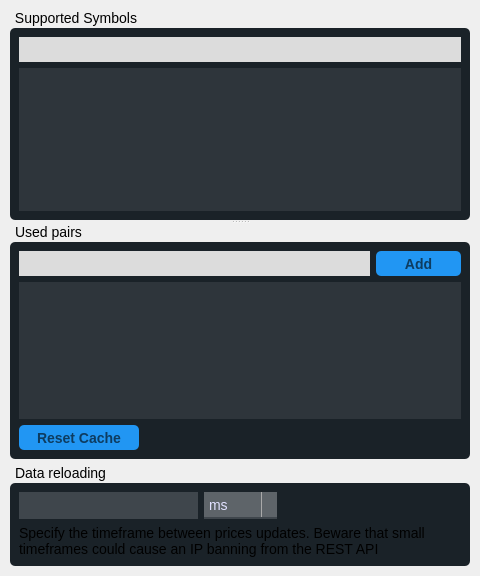
Qt form Plugins/ExchangeRate/ui/SettingsWidget.ui (richardrom/Centaur) before a commit.
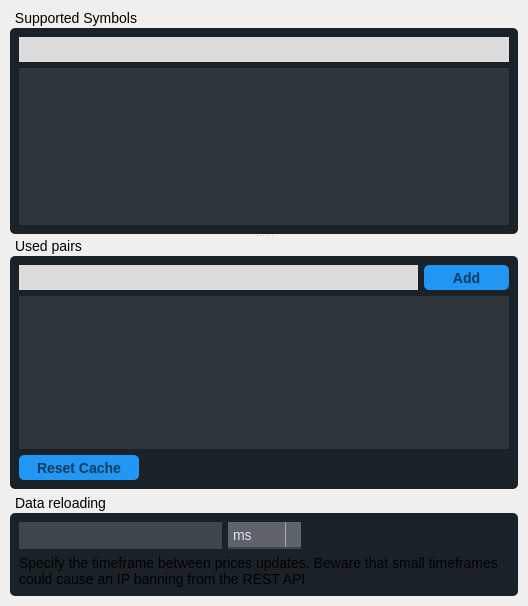
The same form after that commit. Icons and pictures are not drawn. Custom widgets are drawn as their Qt base class.

```diff
--- a/Plugins/ExchangeRate/ui/SettingsWidget.ui
+++ b/Plugins/ExchangeRate/ui/SettingsWidget.ui
@@ -6,8 +6,8 @@
    <rect>
     <x>0</x>
     <y>0</y>
-    <width>480</width>
-    <height>576</height>
+    <width>528</width>
+    <height>606</height>
    </rect>
   </property>
   <property name="windowTitle">
```
